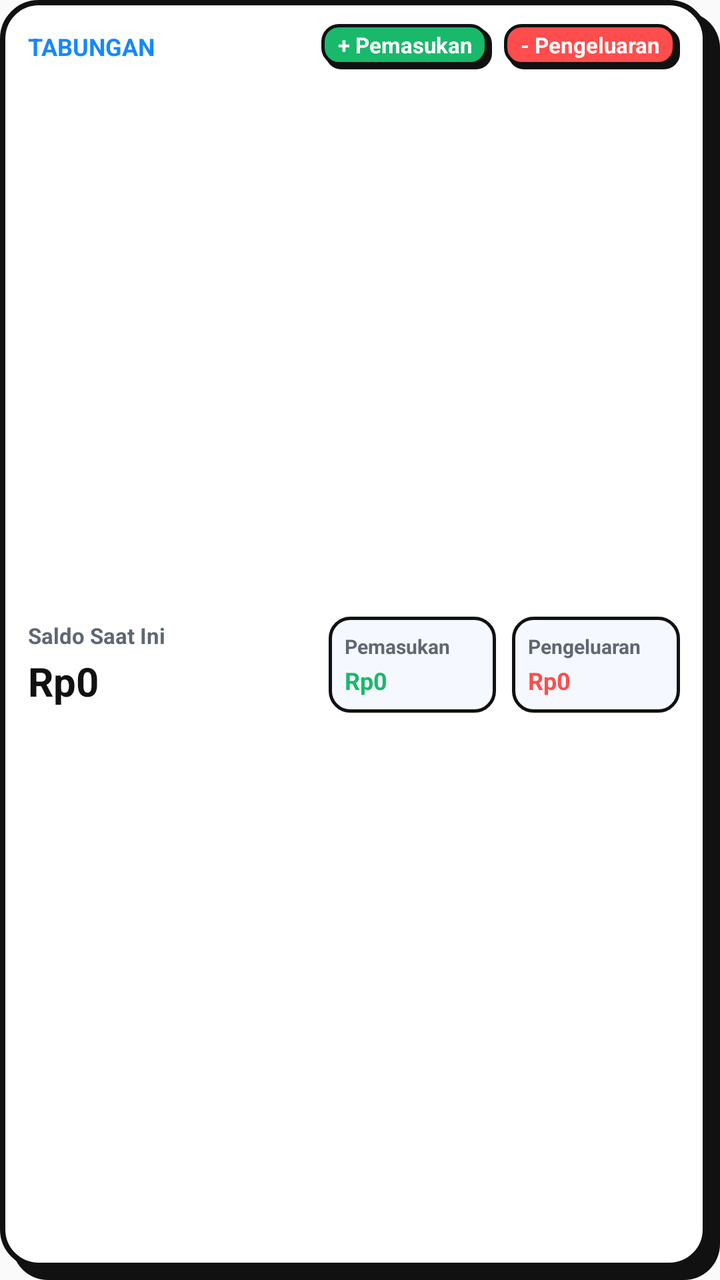
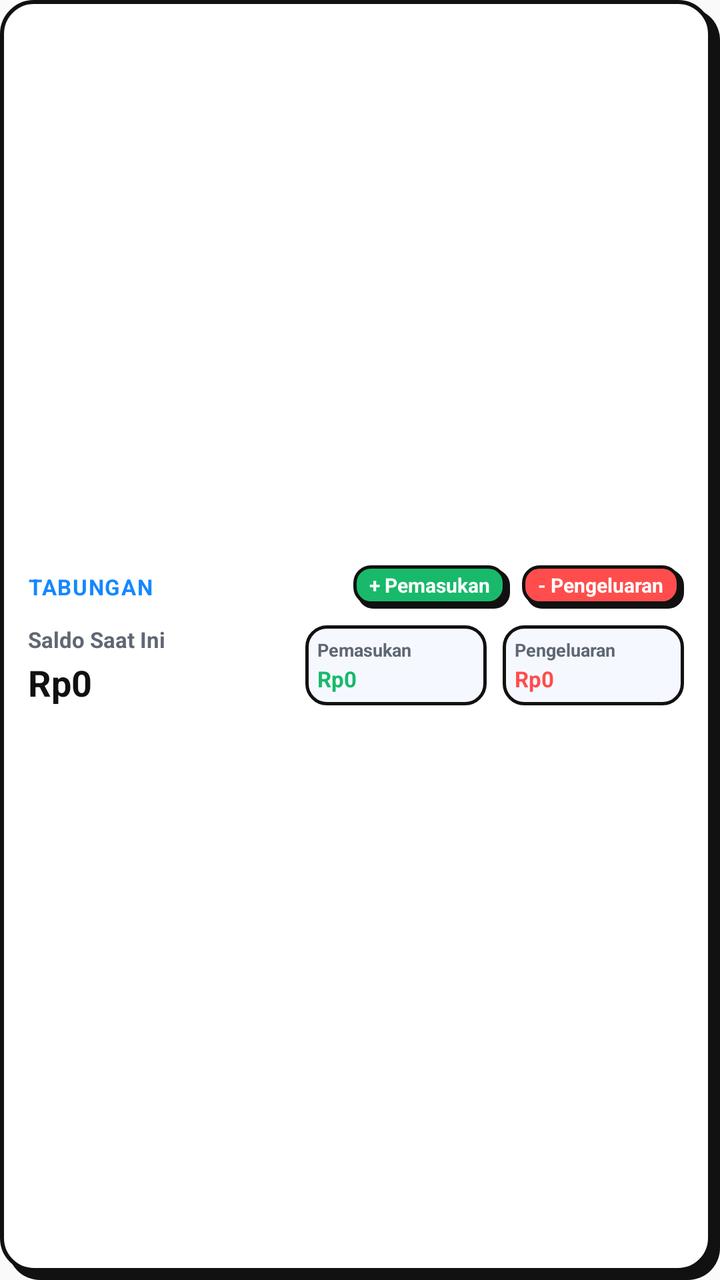

Compare the two renders of this Android layout. The source of the first and the diff that turns it into the second are given below.
<!-- AndroidManifest.xml: application theme Theme.Tabungan -->
<!-- res/layout/widget_large.xml -->
<?xml version="1.0" encoding="utf-8"?>
<RelativeLayout xmlns:android="http://schemas.android.com/apk/res/android"
    android:layout_width="match_parent"
    android:layout_height="match_parent"
    android:background="@drawable/widget_outer_bg"
    android:paddingLeft="14dp"
    android:paddingTop="12dp"
    android:paddingRight="20dp"
    android:paddingBottom="18dp">

    <LinearLayout
        android:id="@+id/widget_content_layout"
        android:layout_width="match_parent"
        android:layout_height="match_parent"
        android:orientation="vertical">

        <LinearLayout
            android:layout_width="match_parent"
            android:layout_height="wrap_content"
            android:gravity="center_vertical"
            android:orientation="horizontal">

            <TextView
                android:layout_width="0dp"
                android:layout_height="wrap_content"
                android:layout_weight="1"
                android:text="TABUNGAN"
                android:textColor="#1687FF"
                android:textSize="12sp"
                android:textStyle="bold" />

            <TextView
                android:id="@+id/widget_btn_income"
                android:layout_width="wrap_content"
                android:layout_height="wrap_content"
                android:background="@drawable/widget_btn_income"
                android:contentDescription="Tambah Pemasukan"
                android:gravity="center"
                android:paddingLeft="8dp"
                android:paddingTop="3dp"
                android:paddingRight="10dp"
                android:paddingBottom="5dp"
                android:text="+ Pemasukan"
                android:textColor="#FFFFFF"
                android:textSize="11sp"
                android:textStyle="bold" />

            <TextView
                android:id="@+id/widget_btn_expense"
                android:layout_width="wrap_content"
                android:layout_height="wrap_content"
                android:layout_marginLeft="6dp"
                android:background="@drawable/widget_btn_expense"
                android:contentDescription="Tambah Pengeluaran"
                android:gravity="center"
                android:paddingLeft="8dp"
                android:paddingTop="3dp"
                android:paddingRight="10dp"
                android:paddingBottom="5dp"
                android:text="- Pengeluaran"
                android:textColor="#FFFFFF"
                android:textSize="11sp"
                android:textStyle="bold" />
        </LinearLayout>

        <LinearLayout
            android:id="@+id/widget_data_container"
            android:layout_width="match_parent"
            android:layout_height="match_parent"
            android:layout_marginTop="8dp"
            android:gravity="center_vertical"
            android:orientation="horizontal">

            <LinearLayout
                android:layout_width="0dp"
                android:layout_height="wrap_content"
                android:layout_weight="1.2"
                android:orientation="vertical">

                <TextView
                    android:id="@+id/widget_label_balance"
                    android:layout_width="wrap_content"
                    android:layout_height="wrap_content"
                    android:text="Saldo Saat Ini"
                    android:textColor="#606773"
                    android:textSize="11sp"
                    android:textStyle="bold" />

                <TextView
                    android:id="@+id/widget_tv_balance"
                    android:layout_width="wrap_content"
                    android:layout_height="wrap_content"
                    android:layout_marginTop="2dp"
                    android:ellipsize="end"
                    android:maxLines="1"
                    android:text="Rp0"
                    android:textColor="#111111"
                    android:textSize="20sp"
                    android:textStyle="bold" />

                <TextView
                    android:id="@+id/widget_tv_empty"
                    android:layout_width="wrap_content"
                    android:layout_height="wrap_content"
                    android:layout_marginTop="2dp"
                    android:text="Belum ada data • Mulai catat"
                    android:textColor="#606773"
                    android:textSize="11sp"
                    android:visibility="gone" />
            </LinearLayout>

            <LinearLayout
                android:id="@+id/widget_stats_container"
                android:layout_width="0dp"
                android:layout_height="wrap_content"
                android:layout_weight="1.4"
                android:orientation="horizontal">

                <LinearLayout
                    android:layout_width="0dp"
                    android:layout_height="wrap_content"
                    android:layout_marginRight="4dp"
                    android:layout_weight="1"
                    android:background="@drawable/widget_card_item"
                    android:orientation="vertical"
                    android:padding="8dp">

                    <TextView
                        android:layout_width="wrap_content"
                        android:layout_height="wrap_content"
                        android:text="Pemasukan"
                        android:textColor="#606773"
                        android:textSize="10sp"
                        android:textStyle="bold" />

                    <TextView
                        android:id="@+id/widget_tv_income"
                        android:layout_width="wrap_content"
                        android:layout_height="wrap_content"
                        android:layout_marginTop="2dp"
                        android:ellipsize="end"
                        android:maxLines="1"
                        android:text="Rp0"
                        android:textColor="#19B96B"
                        android:textSize="12sp"
                        android:textStyle="bold" />
                </LinearLayout>

                <LinearLayout
                    android:layout_width="0dp"
                    android:layout_height="wrap_content"
                    android:layout_marginLeft="4dp"
                    android:layout_weight="1"
                    android:background="@drawable/widget_card_item"
                    android:orientation="vertical"
                    android:padding="8dp">

                    <TextView
                        android:layout_width="wrap_content"
                        android:layout_height="wrap_content"
                        android:text="Pengeluaran"
                        android:textColor="#606773"
                        android:textSize="10sp"
                        android:textStyle="bold" />

                    <TextView
                        android:id="@+id/widget_tv_expense"
                        android:layout_width="wrap_content"
                        android:layout_height="wrap_content"
                        android:layout_marginTop="2dp"
                        android:ellipsize="end"
                        android:maxLines="1"
                        android:text="Rp0"
                        android:textColor="#FF4D4D"
                        android:textSize="12sp"
                        android:textStyle="bold" />
                </LinearLayout>
            </LinearLayout>
        </LinearLayout>
    </LinearLayout>

</RelativeLayout>
<!-- resources referenced by this layout -->
<resources>
  <!-- drawable widget_btn_expense (drawable) -->
  <?xml version="1.0" encoding="utf-8"?>
  <layer-list xmlns:android="http://schemas.android.com/apk/res/android">
      <item
          android:left="2dp"
          android:top="2dp">
          <shape android:shape="rectangle">
              <solid android:color="#111111" />
              <corners android:radius="8dp" />
          </shape>
      </item>
      <item
          android:bottom="2dp"
          android:right="2dp">
          <shape android:shape="rectangle">
              <solid android:color="#FF4D4D" />
              <stroke
                  android:width="1.5dp"
                  android:color="#111111" />
              <corners android:radius="8dp" />
          </shape>
      </item>
  </layer-list>
  <!-- drawable widget_btn_income (drawable) -->
  <?xml version="1.0" encoding="utf-8"?>
  <layer-list xmlns:android="http://schemas.android.com/apk/res/android">
      <item
          android:left="2dp"
          android:top="2dp">
          <shape android:shape="rectangle">
              <solid android:color="#111111" />
              <corners android:radius="8dp" />
          </shape>
      </item>
      <item
          android:bottom="2dp"
          android:right="2dp">
          <shape android:shape="rectangle">
              <solid android:color="#19B96B" />
              <stroke
                  android:width="1.5dp"
                  android:color="#111111" />
              <corners android:radius="8dp" />
          </shape>
      </item>
  </layer-list>
  <!-- drawable widget_card_item (drawable) -->
  <?xml version="1.0" encoding="utf-8"?>
  <shape xmlns:android="http://schemas.android.com/apk/res/android"
      android:shape="rectangle">
      <solid android:color="#F5F9FF" />
      <stroke
          android:width="1.5dp"
          android:color="#111111" />
      <corners android:radius="10dp" />
  </shape>
  <!-- drawable widget_outer_bg (drawable) -->
  <?xml version="1.0" encoding="utf-8"?>
  <layer-list xmlns:android="http://schemas.android.com/apk/res/android">
      <item
          android:left="6dp"
          android:top="6dp">
          <shape android:shape="rectangle">
              <solid android:color="#111111" />
              <corners android:radius="18dp" />
          </shape>
      </item>
      <item
          android:bottom="6dp"
          android:right="6dp">
          <shape android:shape="rectangle">
              <solid android:color="#FFFFFF" />
              <stroke
                  android:width="2.5dp"
                  android:color="#111111" />
              <corners android:radius="18dp" />
          </shape>
      </item>
  </layer-list>
  <style name="Theme.Tabungan" parent="android:Theme.Material.Light.NoActionBar">
          <item name="android:statusBarColor">#1687FF</item>
          <item name="android:navigationBarColor">#FFFFFF</item>
          <item name="android:windowLightStatusBar">false</item>
          <item name="android:windowLightNavigationBar">true</item>
      </style>
</resources>

<!-- the commit's change to res/layout/widget_large.xml (unified diff, before → after) -->
@@ -5,13 +5,14 @@
     android:background="@drawable/widget_outer_bg"
     android:paddingLeft="14dp"
     android:paddingTop="12dp"
-    android:paddingRight="20dp"
-    android:paddingBottom="18dp">
+    android:paddingRight="18dp"
+    android:paddingBottom="16dp">
 
     <LinearLayout
         android:id="@+id/widget_content_layout"
         android:layout_width="match_parent"
         android:layout_height="match_parent"
+        android:gravity="center_vertical"
         android:orientation="vertical">
 
         <LinearLayout
@@ -24,9 +25,10 @@
                 android:layout_width="0dp"
                 android:layout_height="wrap_content"
                 android:layout_weight="1"
+                android:letterSpacing="0.05"
                 android:text="TABUNGAN"
                 android:textColor="#1687FF"
-                android:textSize="12sp"
+                android:textSize="11sp"
                 android:textStyle="bold" />
 
             <TextView
@@ -42,7 +44,7 @@
                 android:paddingBottom="5dp"
                 android:text="+ Pemasukan"
                 android:textColor="#FFFFFF"
-                android:textSize="11sp"
+                android:textSize="10sp"
                 android:textStyle="bold" />
 
             <TextView
@@ -59,14 +61,14 @@
                 android:paddingBottom="5dp"
                 android:text="- Pengeluaran"
                 android:textColor="#FFFFFF"
-                android:textSize="11sp"
+                android:textSize="10sp"
                 android:textStyle="bold" />
         </LinearLayout>
 
         <LinearLayout
             android:id="@+id/widget_data_container"
             android:layout_width="match_parent"
-            android:layout_height="match_parent"
+            android:layout_height="wrap_content"
             android:layout_marginTop="8dp"
             android:gravity="center_vertical"
             android:orientation="horizontal">
@@ -74,7 +76,7 @@
             <LinearLayout
                 android:layout_width="0dp"
                 android:layout_height="wrap_content"
-                android:layout_weight="1.2"
+                android:layout_weight="1.1"
                 android:orientation="vertical">
 
                 <TextView
@@ -95,7 +97,7 @@
                     android:maxLines="1"
                     android:text="Rp0"
                     android:textColor="#111111"
-                    android:textSize="20sp"
+                    android:textSize="18sp"
                     android:textStyle="bold" />
 
                 <TextView
@@ -113,7 +115,8 @@
                 android:id="@+id/widget_stats_container"
                 android:layout_width="0dp"
                 android:layout_height="wrap_content"
-                android:layout_weight="1.4"
+                android:layout_weight="1.5"
+                android:gravity="center_vertical"
                 android:orientation="horizontal">
 
                 <LinearLayout
@@ -123,26 +126,26 @@
                     android:layout_weight="1"
                     android:background="@drawable/widget_card_item"
                     android:orientation="vertical"
-                    android:padding="8dp">
+                    android:padding="6dp">
 
                     <TextView
                         android:layout_width="wrap_content"
                         android:layout_height="wrap_content"
                         android:text="Pemasukan"
                         android:textColor="#606773"
-                        android:textSize="10sp"
+                        android:textSize="9sp"
                         android:textStyle="bold" />
 
                     <TextView
                         android:id="@+id/widget_tv_income"
                         android:layout_width="wrap_content"
                         android:layout_height="wrap_content"
-                        android:layout_marginTop="2dp"
+                        android:layout_marginTop="1dp"
                         android:ellipsize="end"
                         android:maxLines="1"
                         android:text="Rp0"
                         android:textColor="#19B96B"
-                        android:textSize="12sp"
+                        android:textSize="11sp"
                         android:textStyle="bold" />
                 </LinearLayout>
 
@@ -153,26 +156,26 @@
                     android:layout_weight="1"
                     android:background="@drawable/widget_card_item"
                     android:orientation="vertical"
-                    android:padding="8dp">
+                    android:padding="6dp">
 
                     <TextView
                         android:layout_width="wrap_content"
                         android:layout_height="wrap_content"
                         android:text="Pengeluaran"
                         android:textColor="#606773"
-                        android:textSize="10sp"
+                        android:textSize="9sp"
                         android:textStyle="bold" />
 
                     <TextView
                         android:id="@+id/widget_tv_expense"
                         android:layout_width="wrap_content"
                         android:layout_height="wrap_content"
-                        android:layout_marginTop="2dp"
+                        android:layout_marginTop="1dp"
                         android:ellipsize="end"
                         android:maxLines="1"
                         android:text="Rp0"
                         android:textColor="#FF4D4D"
-                        android:textSize="12sp"
+                        android:textSize="11sp"
                         android:textStyle="bold" />
                 </LinearLayout>
             </LinearLayout>
<!-- resource entries referenced after the edit -->
@@ -60,22 +60,22 @@
   <?xml version="1.0" encoding="utf-8"?>
   <layer-list xmlns:android="http://schemas.android.com/apk/res/android">
       <item
-          android:left="6dp"
-          android:top="6dp">
+          android:left="4dp"
+          android:top="4dp">
           <shape android:shape="rectangle">
               <solid android:color="#111111" />
-              <corners android:radius="18dp" />
+              <corners android:radius="16dp" />
           </shape>
       </item>
       <item
-          android:bottom="6dp"
-          android:right="6dp">
+          android:bottom="4dp"
+          android:right="4dp">
           <shape android:shape="rectangle">
               <solid android:color="#FFFFFF" />
               <stroke
-                  android:width="2.5dp"
+                  android:width="2dp"
                   android:color="#111111" />
-              <corners android:radius="18dp" />
+              <corners android:radius="16dp" />
           </shape>
       </item>
   </layer-list>
